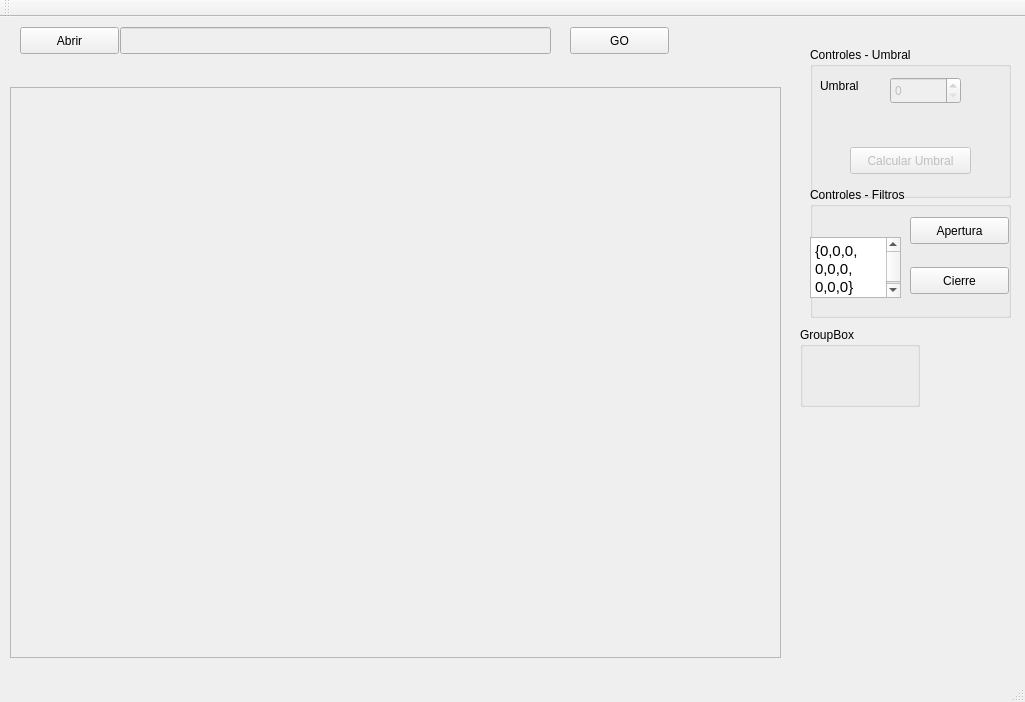
Qt form mainwindow.ui (malakian32/KanjiRecognition) before a commit.
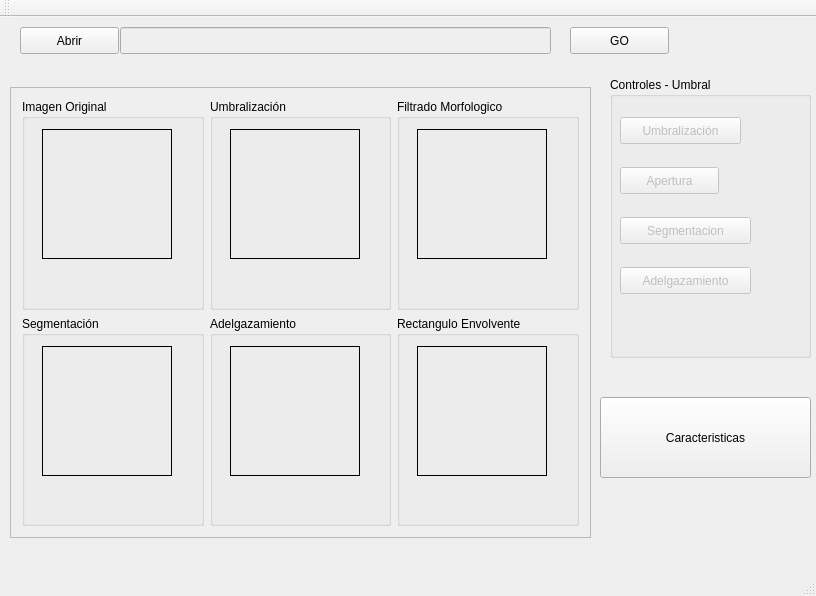
The same form after that commit. Icons and pictures are not drawn.

```diff
--- a/mainwindow.ui
+++ b/mainwindow.ui
@@ -6,8 +6,8 @@
    <rect>
     <x>0</x>
     <y>0</y>
-    <width>1025</width>
-    <height>702</height>
+    <width>816</width>
+    <height>596</height>
    </rect>
   </property>
   <property name="windowTitle">
@@ -17,61 +17,77 @@
    <widget class="QGroupBox" name="groupBox">
     <property name="geometry">
      <rect>
-      <x>810</x>
-      <y>30</y>
+      <x>610</x>
+      <y>60</y>
       <width>201</width>
-      <height>151</height>
+      <height>281</height>
      </rect>
     </property>
     <property name="title">
      <string>Controles - Umbral</string>
     </property>
-    <widget class="QSpinBox" name="umbralSP">
-     <property name="enabled">
-      <bool>false</bool>
-     </property>
-     <property name="geometry">
-      <rect>
-       <x>80</x>
-       <y>30</y>
-       <width>71</width>
-       <height>27</height>
-      </rect>
-     </property>
-     <property name="minimum">
-      <number>0</number>
-     </property>
-     <property name="maximum">
-      <number>200</number>
-     </property>
-    </widget>
-    <widget class="QLabel" name="label">
-     <property name="geometry">
-      <rect>
-       <x>10</x>
-       <y>30</y>
-       <width>67</width>
-       <height>17</height>
-      </rect>
-     </property>
-     <property name="text">
-      <string>Umbral</string>
-     </property>
-    </widget>
     <widget class="QPushButton" name="calcularUmbralBT">
      <property name="enabled">
       <bool>false</bool>
      </property>
      <property name="geometry">
       <rect>
-       <x>40</x>
-       <y>100</y>
+       <x>10</x>
+       <y>40</y>
        <width>121</width>
        <height>27</height>
       </rect>
      </property>
      <property name="text">
-      <string>Calcular Umbral</string>
+      <string>Umbralización</string>
+     </property>
+    </widget>
+    <widget class="QPushButton" name="AperturaBT">
+     <property name="enabled">
+      <bool>false</bool>
+     </property>
+     <property name="geometry">
+      <rect>
+       <x>10</x>
+       <y>90</y>
+       <width>99</width>
+       <height>27</height>
+      </rect>
+     </property>
+     <property name="text">
+      <string>Apertura</string>
+     </property>
+    </widget>
+    <widget class="QPushButton" name="AdelgazamientoBT">
+     <property name="enabled">
+      <bool>false</bool>
+     </property>
+     <property name="geometry">
+      <rect>
+       <x>10</x>
+       <y>190</y>
+       <width>131</width>
+       <height>27</height>
+      </rect>
+     </property>
+     <property name="text">
+      <string>Adelgazamiento</string>
+     </property>
+    </widget>
+    <widget class="QPushButton" name="SegmentacionBT">
+     <property name="enabled">
+      <bool>false</bool>
+     </property>
+     <property name="geometry">
+      <rect>
+       <x>10</x>
+       <y>140</y>
+       <width>131</width>
+       <height>27</height>
+      </rect>
+     </property>
+     <property name="text">
+      <string>Segmentacion</string>
      </property>
     </widget>
    </widget>
@@ -80,8 +96,8 @@
      <rect>
       <x>10</x>
       <y>70</y>
-      <width>771</width>
-      <height>571</height>
+      <width>581</width>
+      <height>451</height>
      </rect>
     </property>
     <property name="widgetResizable">
@@ -92,32 +108,240 @@
       <rect>
        <x>0</x>
        <y>0</y>
-       <width>769</width>
-       <height>569</height>
+       <width>579</width>
+       <height>449</height>
       </rect>
      </property>
-     <widget class="QLabel" name="imageLabelLB">
-      <property name="geometry">
-       <rect>
-        <x>10</x>
-        <y>10</y>
-        <width>751</width>
-        <height>551</height>
-       </rect>
-      </property>
-      <property name="sizePolicy">
-       <sizepolicy hsizetype="Preferred" vsizetype="Preferred">
-        <horstretch>0</horstretch>
-        <verstretch>0</verstretch>
-       </sizepolicy>
-      </property>
-      <property name="text">
-       <string/>
-      </property>
-      <property name="scaledContents">
-       <bool>false</bool>
-      </property>
-     </widget>
+     <layout class="QGridLayout" name="gridLayout">
+      <item row="0" column="0">
+       <widget class="QGroupBox" name="groupBox_2">
+        <property name="title">
+         <string>Imagen Original</string>
+        </property>
+        <widget class="QLabel" name="ImagenOriginalLB">
+         <property name="geometry">
+          <rect>
+           <x>20</x>
+           <y>30</y>
+           <width>130</width>
+           <height>130</height>
+          </rect>
+         </property>
+         <property name="minimumSize">
+          <size>
+           <width>128</width>
+           <height>128</height>
+          </size>
+         </property>
+         <property name="maximumSize">
+          <size>
+           <width>130</width>
+           <height>130</height>
+          </size>
+         </property>
+         <property name="frameShape">
+          <enum>QFrame::Box</enum>
+         </property>
+         <property name="text">
+          <string/>
+         </property>
+         <property name="scaledContents">
+          <bool>false</bool>
+         </property>
+        </widget>
+       </widget>
+      </item>
+      <item row="0" column="1">
+       <widget class="QGroupBox" name="groupBox_3">
+        <property name="title">
+         <string>Umbralización</string>
+        </property>
+        <widget class="QLabel" name="UmbralizacionLB">
+         <property name="geometry">
+          <rect>
+           <x>20</x>
+           <y>30</y>
+           <width>130</width>
+           <height>130</height>
+          </rect>
+         </property>
+         <property name="minimumSize">
+          <size>
+           <width>128</width>
+           <height>128</height>
+          </size>
+         </property>
+         <property name="maximumSize">
+          <size>
+           <width>130</width>
+           <height>130</height>
+          </size>
+         </property>
+         <property name="frameShape">
+          <enum>QFrame::Box</enum>
+         </property>
+         <property name="text">
+          <string/>
+         </property>
+         <property name="scaledContents">
+          <bool>false</bool>
+         </property>
+        </widget>
+       </widget>
+      </item>
+      <item row="0" column="2">
+       <widget class="QGroupBox" name="groupBox_4">
+        <property name="title">
+         <string>Filtrado Morfologico</string>
+        </property>
+        <widget class="QLabel" name="FiltradoMorfologicoLB">
+         <property name="geometry">
+          <rect>
+           <x>20</x>
+           <y>30</y>
+           <width>130</width>
+           <height>130</height>
+          </rect>
+         </property>
+         <property name="minimumSize">
+          <size>
+           <width>128</width>
+           <height>128</height>
+          </size>
+         </property>
+         <property name="maximumSize">
+          <size>
+           <width>130</width>
+           <height>130</height>
+          </size>
+         </property>
+         <property name="frameShape">
+          <enum>QFrame::Box</enum>
+         </property>
+         <property name="text">
+          <string/>
+         </property>
+         <property name="scaledContents">
+          <bool>false</bool>
+         </property>
+        </widget>
+       </widget>
+      </item>
+      <item row="1" column="0">
+       <widget class="QGroupBox" name="groupBox_5">
+        <property name="title">
+         <string>Segmentación</string>
+        </property>
+        <widget class="QLabel" name="SegmentacionLB">
+         <property name="geometry">
+          <rect>
+           <x>20</x>
+           <y>30</y>
+           <width>130</width>
+           <height>130</height>
+          </rect>
+         </property>
+         <property name="minimumSize">
+          <size>
+           <width>128</width>
+           <height>128</height>
+          </size>
+         </property>
+         <property name="maximumSize">
+          <size>
+           <width>130</width>
+           <height>130</height>
+          </size>
+         </property>
+         <property name="frameShape">
+          <enum>QFrame::Box</enum>
+         </property>
+         <property name="text">
+          <string/>
+         </property>
+         <property name="scaledContents">
+          <bool>false</bool>
+         </property>
+        </widget>
+       </widget>
+      </item>
+      <item row="1" column="1">
+       <widget class="QGroupBox" name="groupBox_6">
+        <property name="title">
+         <string>Adelgazamiento</string>
+        </property>
+        <widget class="QLabel" name="AdelgazamientoLB">
+         <property name="geometry">
+          <rect>
+           <x>20</x>
+           <y>30</y>
+           <width>130</width>
+           <height>130</height>
+          </rect>
+         </property>
+         <property name="minimumSize">
+          <size>
+           <width>128</width>
+           <height>128</height>
+          </size>
+         </property>
+         <property name="maximumSize">
+          <size>
+           <width>130</width>
+           <height>130</height>
+          </size>
+         </property>
+         <property name="frameShape">
+          <enum>QFrame::Box</enum>
+         </property>
+         <property name="text">
+          <string/>
+         </property>
+         <property name="scaledContents">
+          <bool>false</bool>
+         </property>
+        </widget>
+       </widget>
+      </item>
+      <item row="1" column="2">
+       <widget class="QGroupBox" name="groupBox_7">
+        <property name="title">
+         <string>Rectangulo Envolvente</string>
+        </property>
+        <widget class="QLabel" name="RectanguloEnvolventeLB">
+         <property name="geometry">
+          <rect>
+           <x>20</x>
+           <y>30</y>
+           <width>130</width>
+           <height>130</height>
+          </rect>
+         </property>
+         <property name="minimumSize">
+          <size>
+           <width>128</width>
+           <height>128</height>
+          </size>
+         </property>
+         <property name="maximumSize">
+          <size>
+           <width>130</width>
+           <height>130</height>
+          </size>
+         </property>
+         <property name="frameShape">
+          <enum>QFrame::Box</enum>
+         </property>
+         <property name="text">
+          <string/>
+         </property>
+         <property name="scaledContents">
+          <bool>false</bool>
+         </property>
+        </widget>
+       </widget>
+      </item>
+     </layout>
     </widget>
    </widget>
    <widget class="QPushButton" name="abrirImagenBT">
@@ -150,77 +374,6 @@
      </rect>
     </property>
    </widget>
-   <widget class="QGroupBox" name="groupBox_2">
-    <property name="geometry">
-     <rect>
-      <x>810</x>
-      <y>170</y>
-      <width>201</width>
-      <height>131</height>
-     </rect>
-    </property>
-    <property name="title">
-     <string>Controles - Filtros</string>
-    </property>
-    <widget class="QPushButton" name="aperturaBT">
-     <property name="geometry">
-      <rect>
-       <x>100</x>
-       <y>30</y>
-       <width>99</width>
-       <height>27</height>
-      </rect>
-     </property>
-     <property name="text">
-      <string>Apertura</string>
-     </property>
-    </widget>
-    <widget class="QPushButton" name="cierreBT">
-     <property name="geometry">
-      <rect>
-       <x>100</x>
-       <y>80</y>
-       <width>99</width>
-       <height>27</height>
-      </rect>
-     </property>
-     <property name="text">
-      <string>Cierre</string>
-     </property>
-    </widget>
-    <widget class="QTextBrowser" name="textBrowser">
-     <property name="geometry">
-      <rect>
-       <x>0</x>
-       <y>50</y>
-       <width>91</width>
-       <height>61</height>
-      </rect>
-     </property>
-     <property name="html">
-      <string>&lt;!DOCTYPE HTML PUBLIC &quot;-//W3C//DTD HTML 4.0//EN&quot; &quot;http://www.w3.org/TR/REC-html40/strict.dtd&quot;&gt;
-&lt;html&gt;&lt;head&gt;&lt;meta name=&quot;qrichtext&quot; content=&quot;1&quot; /&gt;&lt;style type=&quot;text/css&quot;&gt;
-p, li { white-space: pre-wrap; }
-&lt;/style&gt;&lt;/head&gt;&lt;body style=&quot; font-family:'Ubuntu'; font-size:11pt; font-weight:400; font-style:normal;&quot;&gt;
-&lt;p style=&quot; margin-top:0px; margin-bottom:0px; margin-left:0px; margin-right:0px; -qt-block-indent:0; text-indent:0px;&quot;&gt;{0,0,0,&lt;/p&gt;
-&lt;p style=&quot; margin-top:0px; margin-bottom:0px; margin-left:0px; margin-right:0px; -qt-block-indent:0; text-indent:0px;&quot;&gt;0,0,0,&lt;/p&gt;
-&lt;p style=&quot; margin-top:0px; margin-bottom:0px; margin-left:0px; margin-right:0px; -qt-block-indent:0; text-indent:0px;&quot;&gt;0,0,0}&lt;/p&gt;&lt;/body&gt;&lt;/html&gt;</string>
-     </property>
-    </widget>
-   </widget>
-   <widget class="QGroupBox" name="groupBox_3">
-    <property name="geometry">
-     <rect>
-      <x>800</x>
-      <y>310</y>
-      <width>120</width>
-      <height>80</height>
-     </rect>
-    </property>
-    <property name="title">
-     <string>GroupBox</string>
-    </property>
-   </widget>
    <widget class="QPushButton" name="GO">
     <property name="geometry">
      <rect>
@@ -234,6 +387,35 @@
      <string>GO</string>
     </property>
    </widget>
+   <widget class="QPushButton" name="CaracteristicasBT">
+    <property name="enabled">
+     <bool>true</bool>
+    </property>
+    <property name="geometry">
+     <rect>
+      <x>600</x>
+      <y>380</y>
+      <width>211</width>
+      <height>81</height>
+     </rect>
+    </property>
+    <property name="text">
+     <string>Caracteristicas</string>
+    </property>
+    <property name="icon">
+     <iconset resource="resources.qrc">
+      <normaloff>:/images/1432827147_package_graphics.png</normaloff>:/images/1432827147_package_graphics.png</iconset>
+    </property>
+    <property name="iconSize">
+     <size>
+      <width>50</width>
+      <height>50</height>
+     </size>
+    </property>
+    <property name="checkable">
+     <bool>false</bool>
+    </property>
+   </widget>
   </widget>
   <widget class="QMenuBar" name="menuBar">
    <property name="geometry">
```
Left out of the diff: 10 changed lines with no effect on the pictures.
